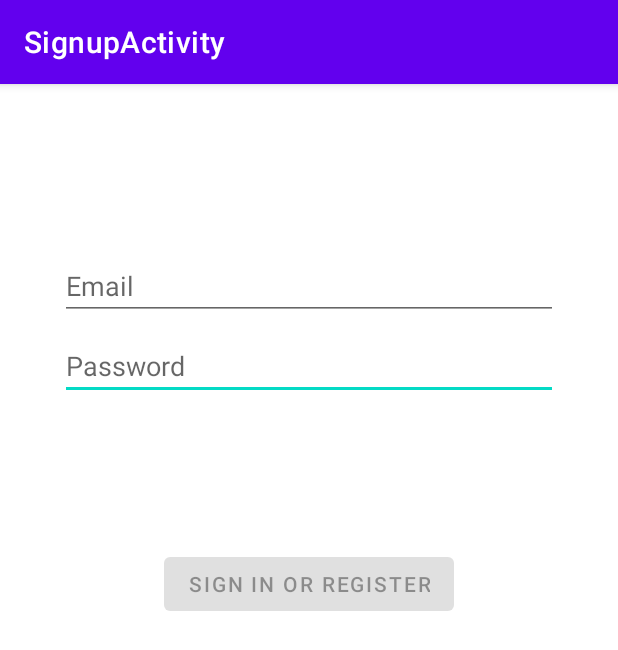
After one commit to gaerack/netflix_clone, an Android app: the SignupActivity screen opened directly, with no data from a screen before it, on a phone screen of 412 x 824 dp. The commit adds this screen. Shown: the top 650 px of the screen. Run offline under Robolectric (Android 15) with nearby library versions, the light colour scheme and no system bars; our stand-ins replace Firebase (no records; nobody signed in at launch, a user with empty details on screens opened directly).

Commit message:
adding signup activity #1

```diff
--- a/app/build.gradle
+++ b/app/build.gradle
@@ -36,6 +36,9 @@ dependencies {
     implementation 'com.google.android.material:material:1.2.1'
     implementation 'androidx.constraintlayout:constraintlayout:2.0.4'
     implementation 'androidx.wear:wear:1.0.0'
+    implementation 'androidx.annotation:annotation:1.1.0'
+    implementation 'androidx.lifecycle:lifecycle-livedata-ktx:2.2.0'
+    implementation 'androidx.lifecycle:lifecycle-viewmodel-ktx:2.2.0'
     testImplementation 'junit:junit:4.13.1'
     androidTestImplementation 'androidx.test.ext:junit:1.1.2'
     androidTestImplementation 'androidx.test.espresso:espresso-core:3.3.0'
--- a/app/src/main/AndroidManifest.xml
+++ b/app/src/main/AndroidManifest.xml
@@ -1,6 +1,8 @@
 <?xml version="1.0" encoding="utf-8"?>
 <manifest xmlns:android="http://schemas.android.com/apk/res/android"
     package="com.android.netflixclone">
+
+    <uses-permission android:name="android.permission.INTERNET" />
 
     <application
         android:allowBackup="true"
@@ -9,6 +11,7 @@
         android:roundIcon="@mipmap/ic_launcher_round"
         android:supportsRtl="true"
         android:theme="@style/Theme.NetflixClone">
+
         <activity
             android:name=".OnboardingActivity"
             android:label="@string/title_activity_onboarding">
@@ -19,25 +22,19 @@
             </intent-filter>
         </activity>
 
-        <!--
-               Set to true if your app is Standalone, that is, it does not require the handheld
-               app to run.
-        -->
         <activity android:name=".MainActivity">
-
-            <!--
-            <intent-filter>
+            <!--<intent-filter>
                 <action android:name="android.intent.action.MAIN" />
 
                 <category android:name="android.intent.category.LAUNCHER" />
-            </intent-filter>
-            -->
+            </intent-filter>-->
         </activity>
 
         <activity android:name=".DetailActivity" />
+
+        <activity
+            android:name=".signup.SignupActivity"
+            android:label="@string/title_activity_signup" />
     </application>
 
-
-    <uses-permission android:name="android.permission.INTERNET" />
-
 </manifest>
--- a/app/src/main/java/com/android/netflixclone/OnboardingActivity.java
+++ b/app/src/main/java/com/android/netflixclone/OnboardingActivity.java
@@ -6,8 +6,11 @@ import android.widget.Button;
 
 import androidx.appcompat.app.ActionBar;
 import androidx.appcompat.app.AppCompatActivity;
+import androidx.appcompat.widget.AppCompatButton;
 import androidx.recyclerview.widget.RecyclerView;
 import androidx.viewpager2.widget.ViewPager2;
+
+import com.android.netflixclone.signup.SignupActivity;
 
 import java.util.ArrayList;
 import java.util.List;
@@ -24,11 +27,11 @@ public class OnboardingActivity extends AppCompatActivity {
 
         /* Login Button */
         Button loginButton = findViewById(R.id.btn_onboarding_login);
-        loginButton.setOnClickListener(view -> {
-            Intent intent = new Intent(this, DetailActivity.class);
+        /*loginButton.setOnClickListener(view -> {
+            Intent intent = new Intent(this, LoginActivity.class);
             this.startActivity(intent);
             overridePendingTransition(R.anim.slide_in_right, R.anim.slide_out_left);
-        });
+        });*/
 
         /* Onboarding Slider */
         ViewPager2 viewPagerOnboardingSlider = findViewById(R.id.vp_onboarding);
@@ -47,6 +50,14 @@ public class OnboardingActivity extends AppCompatActivity {
         /* Onboarding Slider Indicator */
         CircleIndicator3 indicator = findViewById(R.id.ic_for_vp_onboarding);
         indicator.setViewPager(viewPagerOnboardingSlider);
+
+        /* Signup Button */
+        AppCompatButton signupButton = findViewById(R.id.btn_onboarding_signup);
+        signupButton.setOnClickListener(view -> {
+            Intent intent = new Intent(this, SignupActivity.class);
+            this.startActivity(intent);
+            overridePendingTransition(R.anim.slide_in_right, R.anim.slide_out_left);
+        });
     }
 
     private void hideActionBar() {
--- /dev/null
+++ b/app/src/main/java/com/android/netflixclone/signup/SignupActivity.java
@@ -0,0 +1,54 @@
+package com.android.netflixclone.signup;
+
+import android.os.Bundle;
+import android.util.Log;
+import android.widget.Button;
+import android.widget.EditText;
+import android.widget.Toast;
+
+import androidx.appcompat.app.AppCompatActivity;
+
+import com.android.netflixclone.R;
+import com.google.firebase.auth.FirebaseAuth;
+
+import java.util.regex.Matcher;
+import java.util.regex.Pattern;
+
+public class SignupActivity extends AppCompatActivity {
+
+    @Override
+    protected void onCreate(Bundle savedInstanceState) {
+        super.onCreate(savedInstanceState);
+        setContentView(R.layout.activity_signup);
+
+        /* Email */
+        EditText etEmail = findViewById(R.id.et_signup_email);
+        String email = isEmailValid(etEmail.getText().toString()) ? etEmail.getText().toString() : "";
+
+        /* Password */
+        EditText etPassword = findViewById(R.id.et_signup_password);
+        String password = "";
+
+        /* Signup Button */
+        Button btnSignup = findViewById(R.id.btn_signup_signup);
+        FirebaseAuth mAuth = FirebaseAuth.getInstance();
+        btnSignup.setOnClickListener(view -> mAuth.createUserWithEmailAndPassword(email, password).addOnCompleteListener(task -> {
+            if (task.isSuccessful()) {
+                // Sign in success, update UI with the signed-in user's information
+                Log.d("Signup", "createUserWithEmail:success");
+            } else {
+                // If sign in fails, display a message to the user.
+                Log.w("Signup", "createUserWithEmail:failure", task.getException());
+                Toast.makeText(SignupActivity.this, "Authentication failed.", Toast.LENGTH_SHORT).show();
+            }
+        }));
+
+    }
+
+    public static boolean isEmailValid(String email) {
+        String expression = "^[\\w\\.-]+@([\\w\\-]+\\.)+[A-Z]{2,4}$";
+        Pattern pattern = Pattern.compile(expression, Pattern.CASE_INSENSITIVE);
+        Matcher matcher = pattern.matcher(email);
+        return matcher.matches();
+    }
+}
--- /dev/null
+++ b/app/src/main/res/layout/activity_signup.xml
@@ -0,0 +1,77 @@
+<?xml version="1.0" encoding="utf-8"?>
+<androidx.constraintlayout.widget.ConstraintLayout
+    xmlns:android="http://schemas.android.com/apk/res/android"
+    xmlns:app="http://schemas.android.com/apk/res-auto"
+    xmlns:tools="http://schemas.android.com/tools"
+    android:layout_width="match_parent"
+    android:layout_height="match_parent"
+    android:paddingLeft="@dimen/activity_horizontal_margin"
+    android:paddingTop="@dimen/activity_vertical_margin"
+    android:paddingRight="@dimen/activity_horizontal_margin"
+    android:paddingBottom="@dimen/activity_vertical_margin"
+    tools:context=".signup.SignupActivity">
+
+    <Button
+        android:id="@+id/btn_signup_signup"
+        android:layout_width="wrap_content"
+        android:layout_height="wrap_content"
+        android:layout_gravity="start"
+        android:layout_marginStart="48dp"
+        android:layout_marginTop="16dp"
+        android:layout_marginEnd="48dp"
+        android:layout_marginBottom="64dp"
+        android:enabled="false"
+        android:text="@string/action_sign_in"
+        app:layout_constraintBottom_toBottomOf="parent"
+        app:layout_constraintEnd_toEndOf="parent"
+        app:layout_constraintStart_toStartOf="parent"
+        app:layout_constraintTop_toBottomOf="@+id/et_signup_password"
+        app:layout_constraintVertical_bias="0.2" />
+
+    <EditText
+        android:id="@+id/et_signup_password"
+        android:layout_width="0dp"
+        android:layout_height="wrap_content"
+        android:layout_marginStart="24dp"
+        android:layout_marginTop="8dp"
+        android:layout_marginEnd="24dp"
+        android:hint="@string/prompt_password"
+        android:imeActionLabel="@string/action_sign_in_short"
+        android:imeOptions="actionDone"
+        android:inputType="textPassword"
+        android:selectAllOnFocus="true"
+        app:layout_constraintEnd_toEndOf="parent"
+        app:layout_constraintStart_toStartOf="parent"
+        app:layout_constraintTop_toBottomOf="@+id/et_signup_email" />
+
+    <EditText
+        android:id="@+id/et_signup_email"
+        android:layout_width="0dp"
+        android:layout_height="wrap_content"
+        android:layout_marginStart="24dp"
+        android:layout_marginTop="96dp"
+        android:layout_marginEnd="24dp"
+        android:hint="@string/prompt_email"
+        android:inputType="textEmailAddress"
+        android:selectAllOnFocus="true"
+        app:layout_constraintEnd_toEndOf="parent"
+        app:layout_constraintStart_toStartOf="parent"
+        app:layout_constraintTop_toTopOf="parent" />
+
+    <ProgressBar
+        android:id="@+id/pb_signup_loading"
+        android:layout_width="wrap_content"
+        android:layout_height="wrap_content"
+        android:layout_gravity="center"
+        android:layout_marginStart="32dp"
+        android:layout_marginTop="64dp"
+        android:layout_marginEnd="32dp"
+        android:layout_marginBottom="64dp"
+        android:visibility="gone"
+        app:layout_constraintBottom_toBottomOf="parent"
+        app:layout_constraintEnd_toEndOf="@+id/et_signup_password"
+        app:layout_constraintStart_toStartOf="@+id/et_signup_password"
+        app:layout_constraintTop_toTopOf="parent"
+        app:layout_constraintVertical_bias="0.3" />
+
+</androidx.constraintlayout.widget.ConstraintLayout>
--- a/app/src/main/res/values/dimens.xml
+++ b/app/src/main/res/values/dimens.xml
@@ -12,4 +12,7 @@
     inner_frame_layout_padding (below variable) on round screens.
     -->
     <dimen name="inner_frame_layout_padding">5dp</dimen>
+    <!-- Default screen margins, per the Android Design guidelines. -->
+    <dimen name="activity_horizontal_margin">16dp</dimen>
+    <dimen name="activity_vertical_margin">16dp</dimen>
 </resources>
--- a/app/src/main/res/values/strings.xml
+++ b/app/src/main/res/values/strings.xml
@@ -57,4 +57,18 @@
     <string name="tv_onboarding_desc_2">
         가입은 당일, 해지는 원할 때.
     </string>
+    <string name="title_activity_signup">SignupActivity</string>
+    <string name="prompt_email">Email</string>
+    <string name="prompt_password">Password</string>
+    <string name="action_sign_in">Sign in or register</string>
+    <string name="action_sign_in_short">Sign in</string>
+    <string name="welcome">"Welcome !"</string>
+    <string name="invalid_username">Not a valid username</string>
+    <string name="invalid_password">Password must be >5 characters</string>
+    <string name="login_failed">"Login failed"</string>
+    <!--
+    This string is used for square devices and overridden by hello_world in
+    values-round/strings.xml for round devices.
+    -->
+    <string name="hello_world">Hello Square World!</string>
 </resources>
```
